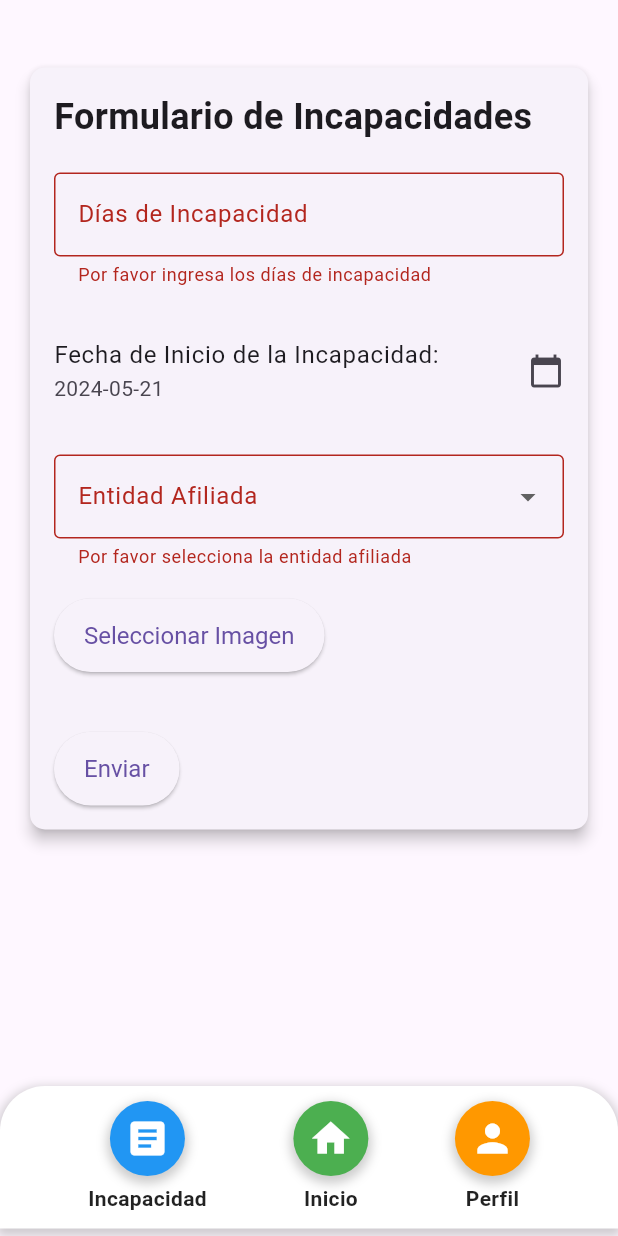
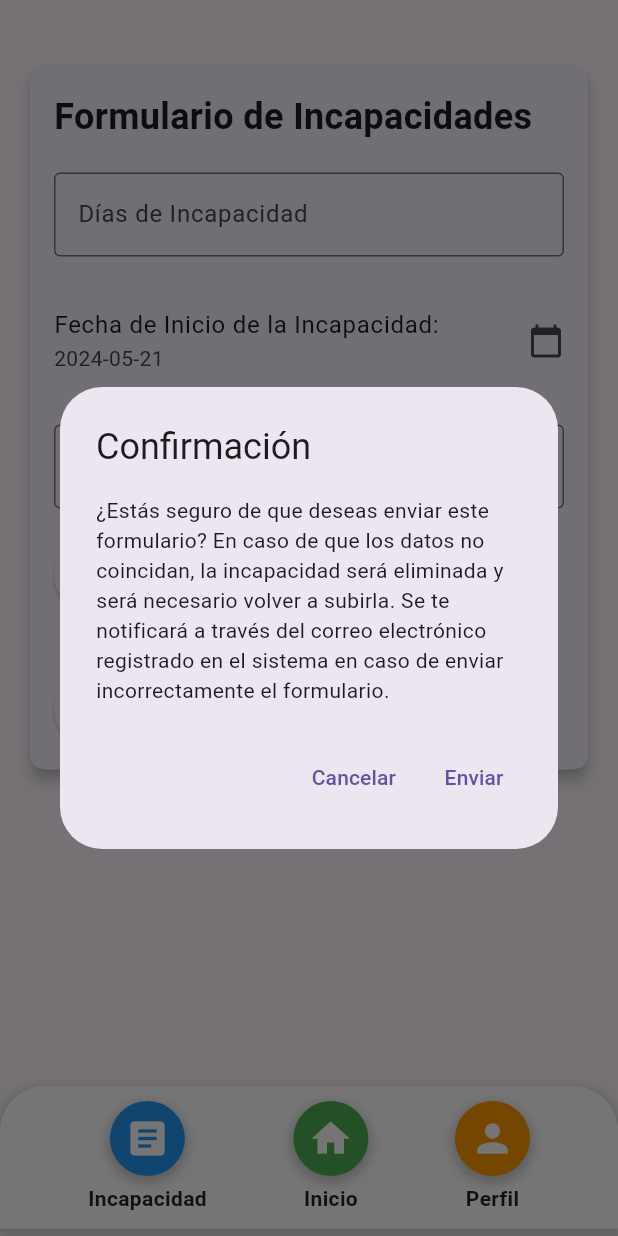
Before and after one commit to leoespi/talento_mxm_flutter, a Flutter app: the MyForm screen opened directly, item 2 of the bottom bar chosen, after a tap on "Incapacidad", after a tap on "Enviar", on a phone screen of 412 x 824 dp. Run offline on Flutter 3.47's test engine with Material 3 defaults, Android fonts, the phone set to English and light mode, and no system bars; our stand-ins replace get, get_storage, google_fonts, image_picker; accounts and stored records are empty; network calls fail.

Commit message:
Alarma confirmacion  formulario - animaciones entre pestañas

```diff
--- a/lib/views/incapacidades_page.dart
+++ b/lib/views/incapacidades_page.dart
@@ -1,16 +1,12 @@
-
 import 'package:flutter/material.dart';
 import 'package:image_picker/image_picker.dart';
 import 'dart:io';
-import 'package:http/http.dart' as http;
-import 'dart:convert';
 import 'package:get/get.dart';
-import 'package:get_storage/get_storage.dart';
 import 'package:talento_mxm_flutter/controllers/incapacidades_controller.dart';
 import 'package:talento_mxm_flutter/views/menu.dart';
-
 import 'package:talento_mxm_flutter/views/perfil.dart';
 
+void main() => runApp(MyApp());
 
 class MyApp extends StatelessWidget {
   @override
@@ -90,15 +86,47 @@ class _MyFormState extends State<MyForm> {
     }
   }
 
+  Future<void> _showConfirmationDialog() async {
+    return showDialog<void>(
+      context: context,
+      barrierDismissible: false,
+      builder: (BuildContext context) {
+        return AlertDialog(
+          title: Text('Confirmación'),
+          content: SingleChildScrollView(
+            child: ListBody(
+              children: <Widget>[
+                Text('¿Estás seguro de que deseas enviar este formulario? En caso de que los datos no coincidan, la incapacidad será eliminada y será necesario volver a subirla. Se te notificará a través del correo electrónico registrado en el sistema en caso de enviar incorrectamente el formulario.'),
+              ],
+            ),
+          ),
+          actions: <Widget>[
+            TextButton(
+              child: Text('Cancelar'),
+              onPressed: () {
+                Navigator.of(context).pop();
+              },
+            ),
+            TextButton(
+              child: Text('Enviar'),
+              onPressed: () {
+                Navigator.of(context).pop();
+                _submitForm();
+              },
+            ),
+          ],
+        );
+      },
+    );
+  }
 
   @override
   Widget build(BuildContext context) {
     return Scaffold(
-
       body: SingleChildScrollView(
         padding: EdgeInsets.all(16.0),
         child: Transform.translate(
-    offset: Offset(0.0, 25.0), // Ajusta el desplazamiento vertical según sea necesario
+          offset: Offset(0.0, 25.0),
           child: Card(
             elevation: 4,
             shape: RoundedRectangleBorder(
@@ -204,7 +232,7 @@ class _MyFormState extends State<MyForm> {
                 ),
                     SizedBox(height: 20),
                     ElevatedButton(
-                onPressed: _isLoading ? null : _submitForm,
+                      onPressed: _isLoading ? null : () => _showConfirmationDialog(),
                       child: _isLoading ? CircularProgressIndicator() : Text('Enviar'),
                       style: ElevatedButton.styleFrom(
                         padding: EdgeInsets.symmetric(vertical: 15, horizontal: 20),
@@ -218,9 +246,6 @@ class _MyFormState extends State<MyForm> {
           ),
         ),
       ),
-
-
-
       bottomNavigationBar: Transform.translate(
         offset: Offset(0.0, -5.0),
         child: Container(
@@ -250,22 +275,22 @@ class _MyFormState extends State<MyForm> {
                     Navigator.pushReplacement(
                       context,
                       PageRouteBuilder(
-                      transitionDuration: Duration(milliseconds: 250), // Duración de la animación
+                        transitionDuration: Duration(milliseconds: 250),
                         transitionsBuilder: (context, animation, _, child) {
                           return SlideTransition(
                             position: Tween<Offset>(
-                            begin: Offset(1.0, 0.0), // Comienza desde la derecha
-                            end: Offset.zero, // Hacia la posición inicial
+                              begin: Offset(0.0, 1.0),
+                              end: Offset.zero,
                             ).animate(animation),
                             child: child,
                           );
                         },
-                      pageBuilder: (context, _, __) => MyForm(), // Página siguiente
+                        pageBuilder: (context, _, __) => MyForm(),
                       ),
                     );
                   },
                   color: Colors.blue,
-                  label: 'Incapacidad', // Nombre del primer botón
+                  label: 'Incapacidad',
                 ),
                 _buildBottomMenuItem(
                   icon: Icons.home,
@@ -273,47 +298,45 @@ class _MyFormState extends State<MyForm> {
                     Navigator.pushReplacement(
                       context,
                       PageRouteBuilder(
-                      transitionDuration: Duration(milliseconds: 250), // Duración de la animación
+                        transitionDuration: Duration(milliseconds: 250),
                         transitionsBuilder: (context, animation, _, child) {
                           return SlideTransition(
                             position: Tween<Offset>(
-                            begin: Offset(1.0, 0.0), // Comienza desde la derecha
-                            end: Offset.zero, // Hacia la posición inicial
+                              begin: Offset(1.0, 0.0),
+                              end: Offset.zero,
                             ).animate(animation),
                             child: child,
                           );
                         },
-                      pageBuilder: (context, _, __) => MenuPage(), // Página siguiente
+                        pageBuilder: (context, _, __) => MenuPage(),
                       ),
                     );
                   },
                   color: Colors.green,
                   label: 'Inicio',
                 ),
-
                 _buildBottomMenuItem(
                   icon: Icons.person,
                   onPressed: () {
                     Navigator.pushReplacement(
                       context,
                       PageRouteBuilder(
-                      transitionDuration: Duration(milliseconds: 250), // Duración de la animación
+                        transitionDuration: Duration(milliseconds: 250),
                         transitionsBuilder: (context, animation, _, child) {
                           return SlideTransition(
                             position: Tween<Offset>(
-                            begin: Offset(1.0, 0.0), // Comienza desde la derecha
-                            end: Offset.zero, // Hacia la posición inicial
+                              begin: Offset(1.0, 0.0),
+                              end: Offset.zero,
                             ).animate(animation),
                             child: child,
                           );
                         },
-                      pageBuilder: (context, _, __) =>ProfileScreen(
-                                            userId: '' ), // Página siguiente
+                        pageBuilder: (context, _, __) => ProfileScreen(userId: ''),
                       ),
                     );
                   },
                   color: Colors.orange,
-                  label: 'Perfil', // Nombre del segundo botón
+                  label: 'Perfil',
                 ),
               ],
             ),
@@ -322,7 +345,6 @@ class _MyFormState extends State<MyForm> {
       ),
     );
   }
-
 
   Widget _buildBottomMenuItem({
     required IconData icon,
@@ -372,6 +394,3 @@ class _MyFormState extends State<MyForm> {
     );
   }
 }
-
-
-void main() => runApp(MyApp());
--- a/lib/views/menu.dart
+++ b/lib/views/menu.dart
@@ -2,7 +2,6 @@ import 'package:flutter/material.dart';
 
 import 'package:talento_mxm_flutter/controllers/authentication.dart';
 import 'package:get/get.dart';
-import 'package:talento_mxm_flutter/views/login_page.dart';
 import 'package:talento_mxm_flutter/views/perfil.dart';
 import 'package:talento_mxm_flutter/views/incapacidades_page.dart';
 class MenuPage extends StatelessWidget {
@@ -53,7 +52,7 @@ class MenuPage extends StatelessWidget {
                       transitionsBuilder: (context, animation, _, child) {
                         return SlideTransition(
                           position: Tween<Offset>(
-                            begin: Offset(1.0, 0.0), // Comienza desde la derecha
+                            begin: Offset(-1.0, 0.0), // Comienza desde la derecha
                             end: Offset.zero, // Hacia la posición inicial
                           ).animate(animation),
                           child: child,
@@ -76,7 +75,7 @@ class MenuPage extends StatelessWidget {
                       transitionsBuilder: (context, animation, _, child) {
                         return SlideTransition(
                           position: Tween<Offset>(
-                            begin: Offset(1.0, 0.0), // Comienza desde la derecha
+                            begin: Offset(0.0, 1.0), // Comienza desde la derecha
                             end: Offset.zero, // Hacia la posición inicial
                           ).animate(animation),
                           child: child,
--- a/lib/views/perfil.dart
+++ b/lib/views/perfil.dart
@@ -189,7 +189,7 @@ class _ProfileScreenState extends State<ProfileScreen> {
                       transitionsBuilder: (context, animation, _, child) {
                         return SlideTransition(
                           position: Tween<Offset>(
-                            begin: Offset(1.0, 0.0), // Comienza desde la derecha
+                            begin: Offset(-1.0, 0.0), // Comienza desde la derecha
                             end: Offset.zero, // Hacia la posición inicial
                           ).animate(animation),
                           child: child,
@@ -212,7 +212,7 @@ class _ProfileScreenState extends State<ProfileScreen> {
                       transitionsBuilder: (context, animation, _, child) {
                         return SlideTransition(
                           position: Tween<Offset>(
-                            begin: Offset(1.0, 0.0), // Comienza desde la derecha
+                            begin: Offset(-1.0, 0.0), // Comienza desde la derecha
                             end: Offset.zero, // Hacia la posición inicial
                           ).animate(animation),
                           child: child,
@@ -236,7 +236,7 @@ class _ProfileScreenState extends State<ProfileScreen> {
                       transitionsBuilder: (context, animation, _, child) {
                         return SlideTransition(
                           position: Tween<Offset>(
-                            begin: Offset(1.0, 0.0), // Comienza desde la derecha
+                            begin: Offset(0.0, 1.0), // Comienza desde la derecha
                             end: Offset.zero, // Hacia la posición inicial
                           ).animate(animation),
                           child: child,
```
Lines whose indentation alone changed are shown as unchanged.
